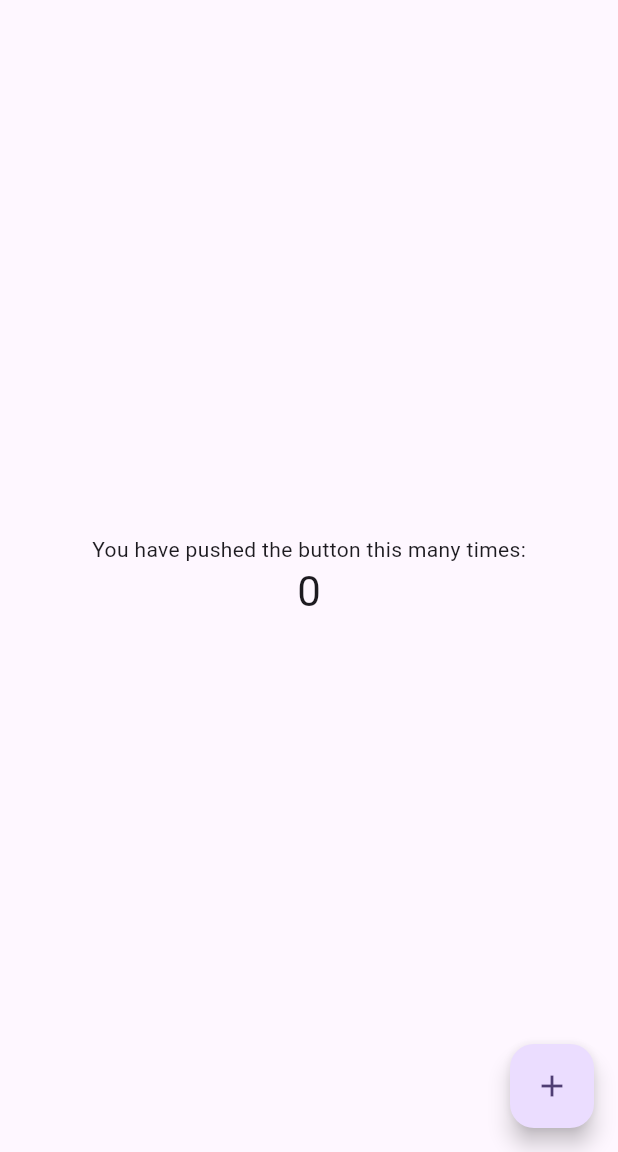
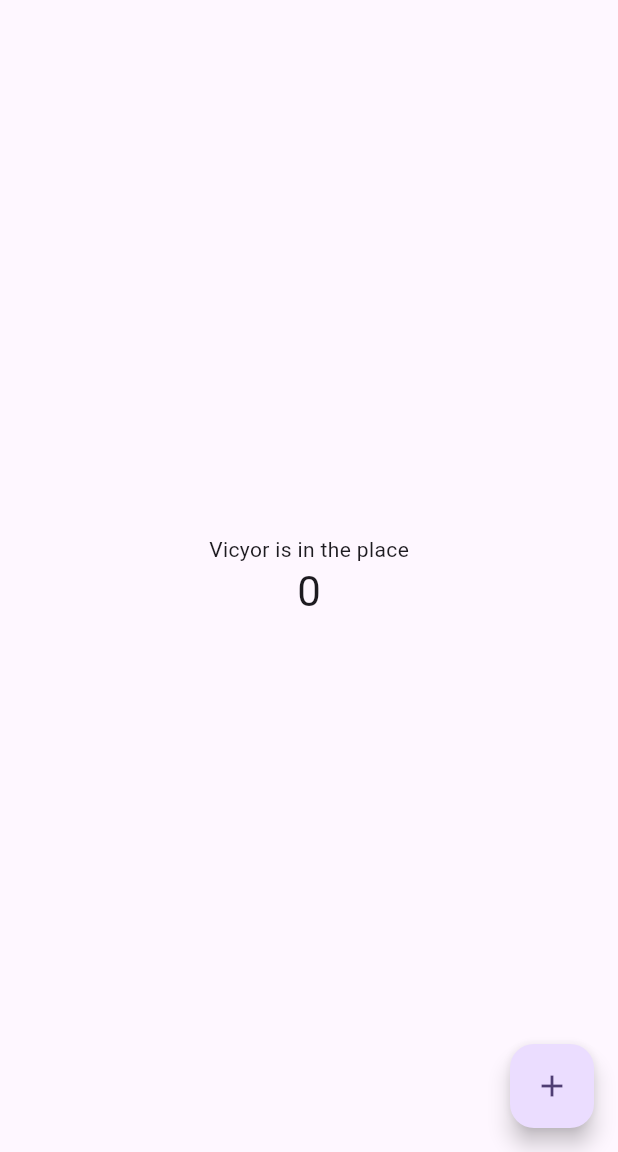
Before and after one commit to Epi-apps/blabla-stuff, a Flutter app: the screen it shows after launch, on a phone screen of 412 x 824 dp, the part 84-1236 px from its top. Run offline on Flutter 3.47's test engine with Material 3 defaults, Android fonts, the phone set to English and light mode, and no system bars.

Commit message:
[test] Update main.dart

```diff
--- a/src/lib/main.dart
+++ b/src/lib/main.dart
@@ -106,7 +106,7 @@ class _MyHomePageState extends State<MyHomePage> {
           mainAxisAlignment: MainAxisAlignment.center,
           children: <Widget>[
             const Text(
-              'You have pushed the button this many times:',
+              'Vicyor is in the place',
             ),
             Text(
               '$_counter',
```
